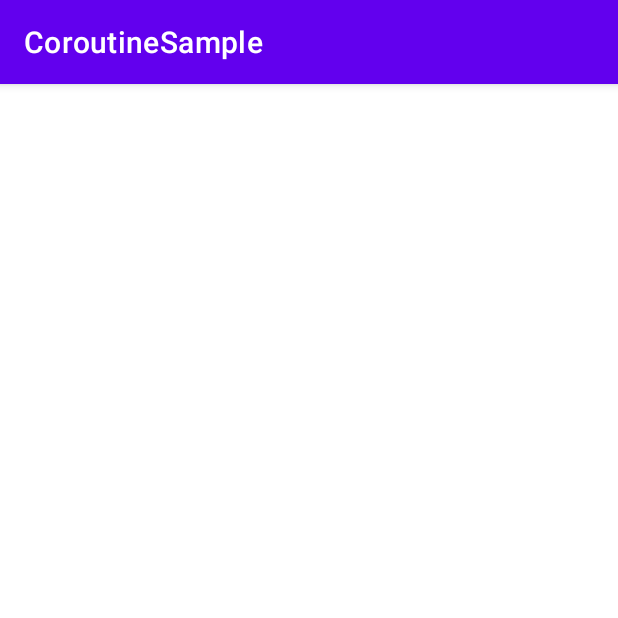
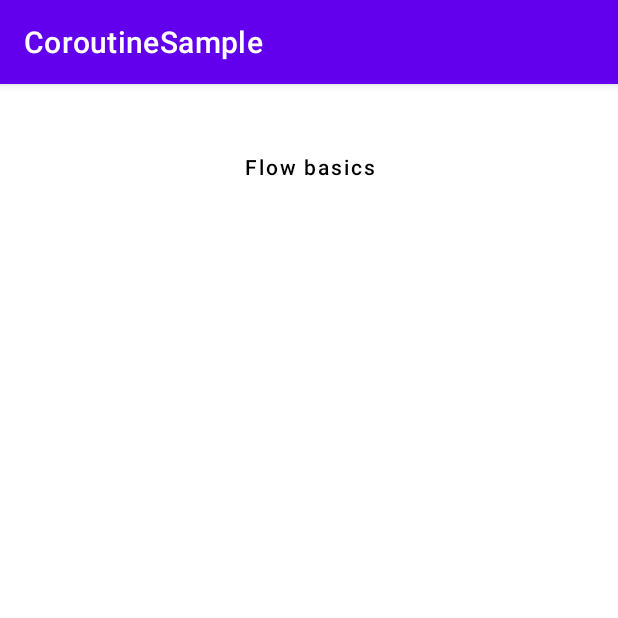
Before and after one commit to shruddms/CoroutineSample, an Android app: the FlowTestActivity screen opened directly, with no data from a screen before it, on a phone screen of 412 x 824 dp, the top half of it. Run offline under Robolectric (Android 15) with nearby library versions, the phone set to English and light mode, and no system bars; our stand-ins replace Timber.

Commit message:
Feat : Add flow basic

```diff
--- a/app/src/main/AndroidManifest.xml
+++ b/app/src/main/AndroidManifest.xml
@@ -14,14 +14,14 @@
         android:theme="@style/Theme.CoroutineSample"
         tools:targetApi="31">
         <activity
-            android:name=".FlowTestActivity"
+            android:name=".flow.FlowTestActivity"
             android:exported="false">
             <meta-data
                 android:name="android.app.lib_name"
                 android:value="" />
         </activity>
         <activity
-            android:name=".channel.ChannelActivity"
+            android:name=".channel.ChannelTestActivity"
             android:exported="false">
             <meta-data
                 android:name="android.app.lib_name"
--- a/app/src/main/java/com/kyungeun/coroutinesample/FlowTestActivity.kt
+++ /dev/null
@@ -1,11 +0,0 @@
-package com.kyungeun.coroutinesample
-
-import androidx.appcompat.app.AppCompatActivity
-import android.os.Bundle
-
-class FlowTestActivity : AppCompatActivity() {
-    override fun onCreate(savedInstanceState: Bundle?) {
-        super.onCreate(savedInstanceState)
-        setContentView(R.layout.activity_flow_test)
-    }
-}
--- /dev/null
+++ b/app/src/main/java/com/kyungeun/coroutinesample/flow/FlowTestActivity.kt
@@ -0,0 +1,41 @@
+package com.kyungeun.coroutinesample.flow
+
+import androidx.appcompat.app.AppCompatActivity
+import android.os.Bundle
+import com.kyungeun.coroutinesample.databinding.ActivityFlowTestBinding
+import kotlinx.coroutines.delay
+import kotlinx.coroutines.flow.Flow
+import kotlinx.coroutines.flow.flow
+import kotlinx.coroutines.launch
+import kotlinx.coroutines.runBlocking
+import timber.log.Timber
+
+class FlowTestActivity : AppCompatActivity() {
+
+    private lateinit var binding: ActivityFlowTestBinding
+
+    override fun onCreate(savedInstanceState: Bundle?) {
+        super.onCreate(savedInstanceState)
+        binding = ActivityFlowTestBinding.inflate(layoutInflater)
+        setContentView(binding.root)
+
+        binding.btnFlowBasic.setOnClickListener { testFlowBasic() }
+    }
+
+    private fun testFlowBasic() = runBlocking<Unit> {
+        launch {
+            for (k in 1..3) {
+                Timber.d("I'm not blocked $k")
+                delay(100)
+            }
+        }
+        simple().collect { value -> Timber.d("value : $value") }
+    }
+
+    private fun simple(): Flow<Int> = flow { // flow builder
+        for (i in 1..3) {
+            delay(100) // pretend we are doing something useful here
+            emit(i) // emit next value
+        }
+    }
+}
--- a/app/src/main/res/layout/activity_channel.xml
+++ b/app/src/main/res/layout/activity_channel_test.xml
@@ -4,7 +4,7 @@
     xmlns:tools="http://schemas.android.com/tools"
     android:layout_width="match_parent"
     android:layout_height="match_parent"
-    tools:context=".channel.ChannelActivity">
+    tools:context=".channel.ChannelTestActivity">
 
     <LinearLayout
         android:layout_width="match_parent"
--- a/app/src/main/res/layout/activity_flow_test.xml
+++ b/app/src/main/res/layout/activity_flow_test.xml
@@ -1,9 +1,26 @@
 <?xml version="1.0" encoding="utf-8"?>
-<androidx.constraintlayout.widget.ConstraintLayout xmlns:android="http://schemas.android.com/apk/res/android"
+<androidx.core.widget.NestedScrollView xmlns:android="http://schemas.android.com/apk/res/android"
     xmlns:app="http://schemas.android.com/apk/res-auto"
     xmlns:tools="http://schemas.android.com/tools"
     android:layout_width="match_parent"
     android:layout_height="match_parent"
-    tools:context=".FlowTestActivity">
+    tools:context=".flow.FlowTestActivity">
 
-</androidx.constraintlayout.widget.ConstraintLayout>
+    <LinearLayout
+        android:layout_width="match_parent"
+        android:layout_height="match_parent"
+        android:orientation="vertical"
+        android:layout_margin="20dp">
+
+    <Button
+        android:id="@+id/btn_flow_basic"
+        android:text="@string/flow_basic"
+        android:layout_width="match_parent"
+        android:layout_height="50dp"
+        android:layout_margin="10dp"
+        android:textColor="@color/black"
+        android:textAllCaps="false"
+        app:backgroundTint="@null"
+        android:background="@drawable/btn_white"/>
+    </LinearLayout>
+</androidx.core.widget.NestedScrollView>
--- a/app/src/main/res/values/strings.xml
+++ b/app/src/main/res/values/strings.xml
@@ -9,7 +9,6 @@
 
     <!-- Strings used for buttons -->
     <string name="basic_test">Basic Test</string>
-
     <string name="lifecycle_scope">LifecycleScope</string>
     <string name="global_scope">GlobalScope</string>
     <string name="coroutine_scope">CoroutineScope</string>
@@ -21,12 +20,12 @@
     <string name="repeat_on_lifecycle_test">repeatOnLifecycle Test</string>
 
     <string name="channel_test">Channel Test</string>
-
     <string name="channel_basic">Channel basics</string>
     <string name="channel_producers">Building channel producers</string>
     <string name="channel_pipeline">Prime numbers with pipeline</string>
     <string name="channel_fair">Channels are fair</string>
 
     <string name="flow_test">Flow Test</string>
+    <string name="flow_basic">Flow basics</string>
 
 </resources>
```
Also changed, not shown: app/src/main/java/com/kyungeun/coroutinesample/MainActivity.kt (+6 -2 lines), app/src/main/java/com/kyungeun/coroutinesample/channel/ChannelTestActivity.kt (renamed from app/src/main/java/com/kyungeun/coroutinesample/channel/ChannelActivity.kt, +4 -4 lines).
